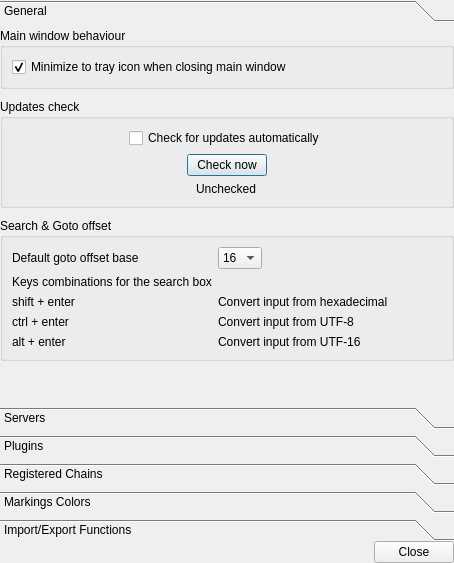
The window that gui/settingsdialog.ui (nccgroup/pip3line) describes before a commit, drawn with Qt 5.
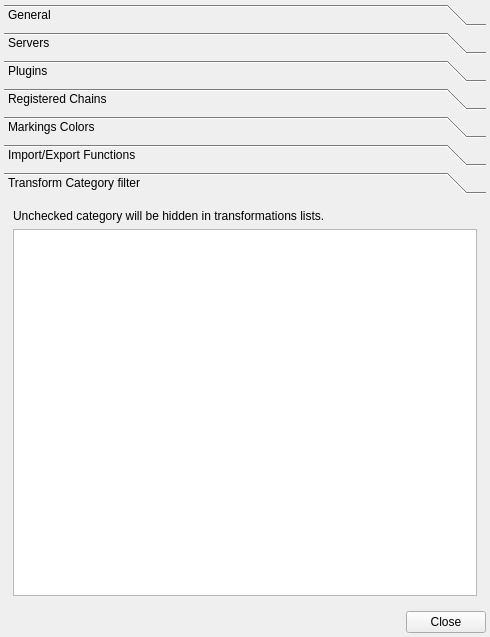
The same window after the commit. The open tabs and pages were chosen to show the change. Icons and pictures are not drawn. Custom widgets are drawn as their Qt base class.

Patch:
```diff
--- a/gui/settingsdialog.ui
+++ b/gui/settingsdialog.ui
@@ -15,8 +15,8 @@
    <rect>
     <x>0</x>
     <y>0</y>
-    <width>454</width>
-    <height>563</height>
+    <width>490</width>
+    <height>637</height>
    </rect>
   </property>
   <property name="windowTitle">
@@ -27,10 +27,10 @@
   </property>
   <layout class="QVBoxLayout" name="verticalLayout">
    <property name="spacing">
-    <number>0</number>
+    <number>-1</number>
    </property>
    <property name="margin">
-    <number>0</number>
+    <number>4</number>
    </property>
    <item>
     <widget class="QToolBox" name="toolBox">
@@ -42,8 +42,8 @@
        <rect>
         <x>0</x>
         <y>0</y>
-        <width>444</width>
-        <height>372</height>
+        <width>472</width>
+        <height>408</height>
        </rect>
       </property>
       <attribute name="label">
@@ -51,10 +51,10 @@
       </attribute>
       <layout class="QVBoxLayout" name="verticalLayout_11">
        <property name="spacing">
-        <number>10</number>
+        <number>-1</number>
        </property>
        <property name="margin">
-        <number>0</number>
+        <number>4</number>
        </property>
        <item>
         <widget class="QGroupBox" name="behaviourGroupBox">
@@ -696,6 +696,34 @@
        </item>
       </layout>
      </widget>
+     <widget class="QWidget" name="filterPage">
+      <property name="geometry">
+       <rect>
+        <x>0</x>
+        <y>0</y>
+        <width>472</width>
+        <height>408</height>
+       </rect>
+      </property>
+      <attribute name="label">
+       <string>Transform Category filter</string>
+      </attribute>
+      <layout class="QVBoxLayout" name="verticalLayout_2">
+       <item>
+        <widget class="QLabel" name="label_6">
+         <property name="text">
+          <string>Unchecked category will be hidden in transformations lists.</string>
+         </property>
+         <property name="wordWrap">
+          <bool>true</bool>
+         </property>
+        </widget>
+       </item>
+       <item>
+        <widget class="QListView" name="filterListView"/>
+       </item>
+      </layout>
+     </widget>
     </widget>
    </item>
    <item>
```
Left out of the diff: 44 changed lines with no effect on the pictures.
